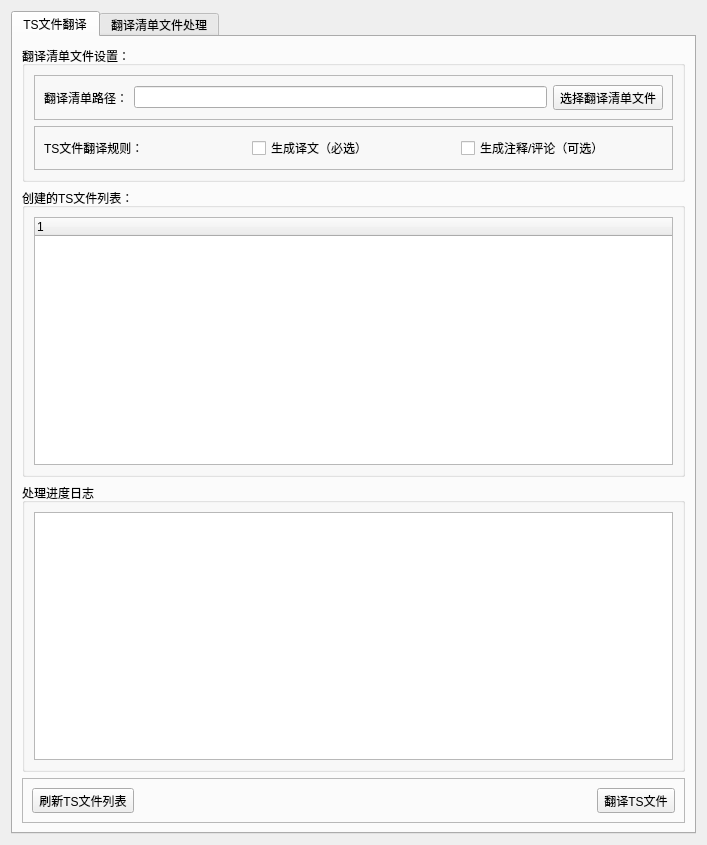
Denggolden/ToolsAuto, file TsHandelWin/TsFileTranslateWin.ui: the form before one commit.
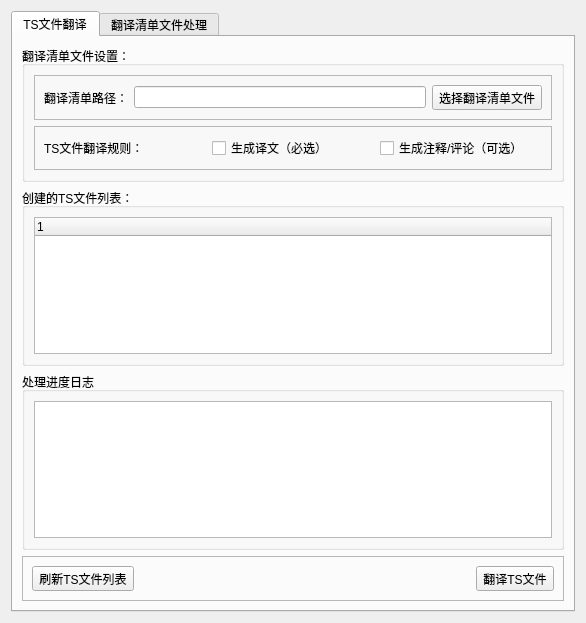
The form after the commit.

Patch:
```diff
--- a/TsHandelWin/TsFileTranslateWin.ui
+++ b/TsHandelWin/TsFileTranslateWin.ui
@@ -6,8 +6,8 @@
    <rect>
     <x>0</x>
     <y>0</y>
-    <width>707</width>
-    <height>845</height>
+    <width>586</width>
+    <height>623</height>
    </rect>
   </property>
   <property name="windowTitle">
```
